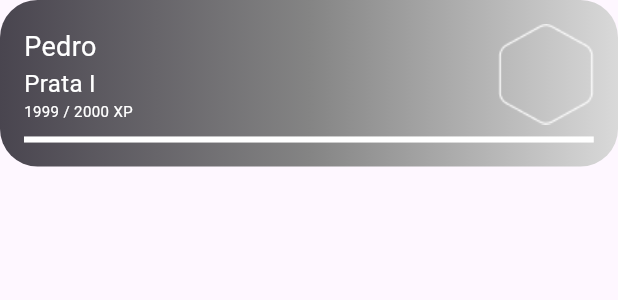
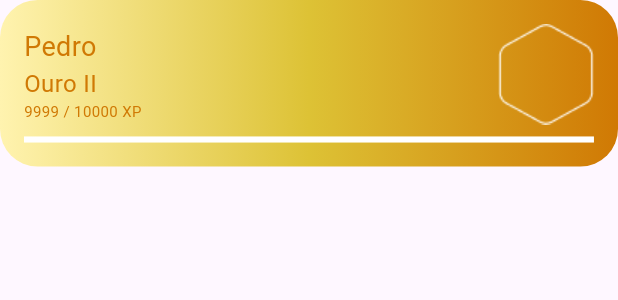
Before and after one commit to ianzin30/L-earn, a Flutter app: the MascotProgressBar widget shown alone on an empty page, opened directly, on a phone screen of 412 x 824 dp. Shown: the top 300 px of the screen. Run offline on Flutter 3.47's test engine with Material 3 defaults, Android fonts, the phone set to English and light mode, and no system bars.

Commit message:
mascotProgressBar: change label font collor to a dynamic color

```diff
--- a/learn/lib/pages/childrenPages/mascotPage.dart
+++ b/learn/lib/pages/childrenPages/mascotPage.dart
@@ -29,7 +29,7 @@ class MascotPage extends StatelessWidget {
       ),
       body: Stack(
         children: [
-          MascotProgressBar(pontuation: 1999, mascotName: "Pedro"),
+          MascotProgressBar(pontuation: 9999, mascotName: "Pedro"),
           Align(
             alignment: Alignment.bottomCenter,
             child: Image.asset(
--- a/learn/lib/widgets/mascotProgressBar.dart
+++ b/learn/lib/widgets/mascotProgressBar.dart
@@ -22,16 +22,17 @@ class MascotProgressBar extends StatelessWidget {
   };
 
   final Map<String, List<Color>> boxesCollors = {
-    'Bronze' : [const Color(0xFF562400),const Color(0xFFBF5100), const Color(0xFFFFD0AE)],
-    'Prata'  : [const Color(0xFF49454F),const Color(0xFF848484), const Color(0xFFD9D9D9)],
-    'Ouro'   : [const Color(0xFFD07904),const Color(0xFFDDC235), const Color(0xFFFFF3AF)]
+    'Bronze' : [ const Color(0xFFFFD0AE),const Color(0xFFBF5100),const Color(0xFF562400) ],
+    'Prata'  : [const Color(0xFFD9D9D9),const Color(0xFF848484),const Color(0xFF49454F) ],
+    'Ouro'   : [const Color(0xFFFFF3AF),const Color(0xFFDDC235), const Color(0xFFD07904)]
   };
 
   final Map<String, Color> levelColors = {
-    'Bronze': const Color(0xFFBF5100),
-    'Prata' : const Color(0xFF848484),
-    'Ouro'  : const Color(0xFFDDC235),
+    'Bronze': const Color(0xFF562400),
+    'Prata' : const Color(0xFF49454F),
+    'Ouro'  : const Color(0xFFD07904),
   };
+
 
     @override
   Widget build(BuildContext context) {
@@ -45,6 +46,7 @@ class MascotProgressBar extends StatelessWidget {
     var progress = pontuation / nextLevelPontuation;
     final List<Color> defaultGradientCollors = [const Color(0xFF7A7FFF),const Color(0xFF040862)];
     final List<Color> collorsGradients = boxesCollors[currentLevel['level']] ?? defaultGradientCollors;
+    final Color fontCollor = levelColors[currentLevel['level']] ?? Colors.white;
 
     return Container(
       padding: const EdgeInsets.all(16),
@@ -69,15 +71,15 @@ class MascotProgressBar extends StatelessWidget {
                 children : [
                   Text(
                     mascotName,
-                    style: const TextStyle(color: Colors.white, fontSize: 18),
+                    style: TextStyle(color: fontCollor, fontSize: 18),
                   ),
                   Text(
                     '${currentLevel['level']} ${currentLevel['class']}',
-                    style: const TextStyle(color: Colors.white, fontSize: 16),
+                    style: TextStyle(color: fontCollor, fontSize: 16),
                   ),
                   Text(
                     '$pontuation / $nextLevelPontuation XP',
-                    style: const TextStyle(color: Colors.white, fontSize: 10),
+                    style: TextStyle(color: fontCollor, fontSize: 10),
                   ),
                 ],
             ),
```
